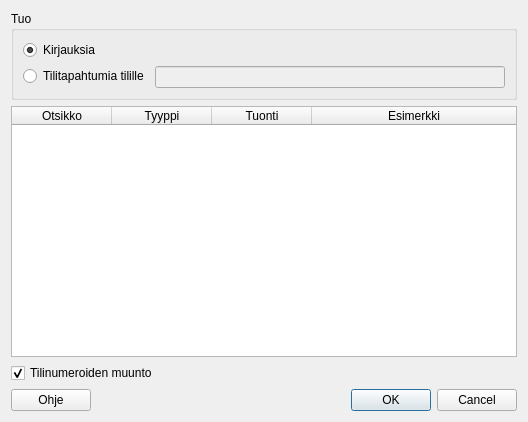
Old version of the form kitupiikki/tuonti/csvtuontidlg.ui in the repository artoh/kitupiikki.
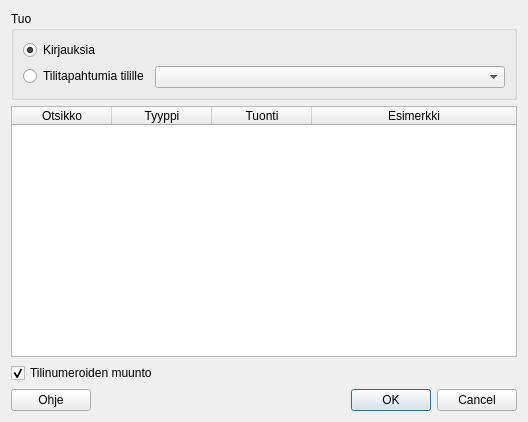
New version of the form. Icons and pictures are not drawn. Custom widgets are drawn as their Qt base class.

What changed in the file:
```diff
--- a/kitupiikki/tuonti/csvtuontidlg.ui
+++ b/kitupiikki/tuonti/csvtuontidlg.ui
@@ -38,11 +38,7 @@
        </widget>
       </item>
       <item row="1" column="1">
-       <widget class="TilinvalintaLine" name="tiliEdit">
-        <property name="enabled">
-         <bool>false</bool>
-        </property>
-       </widget>
+       <widget class="TiliCombo" name="tiliCombo"/>
       </item>
      </layout>
     </widget>
@@ -129,9 +125,9 @@
  </widget>
  <customwidgets>
   <customwidget>
-   <class>TilinvalintaLine</class>
-   <extends>QLineEdit</extends>
-   <header>db/tilinvalintaline.h</header>
+   <class>TiliCombo</class>
+   <extends>QComboBox</extends>
+   <header location="global">tools/tilicombo.h</header>
   </customwidget>
  </customwidgets>
  <resources>
```
Left out of the diff: 16 changed lines with no effect on the pictures.
